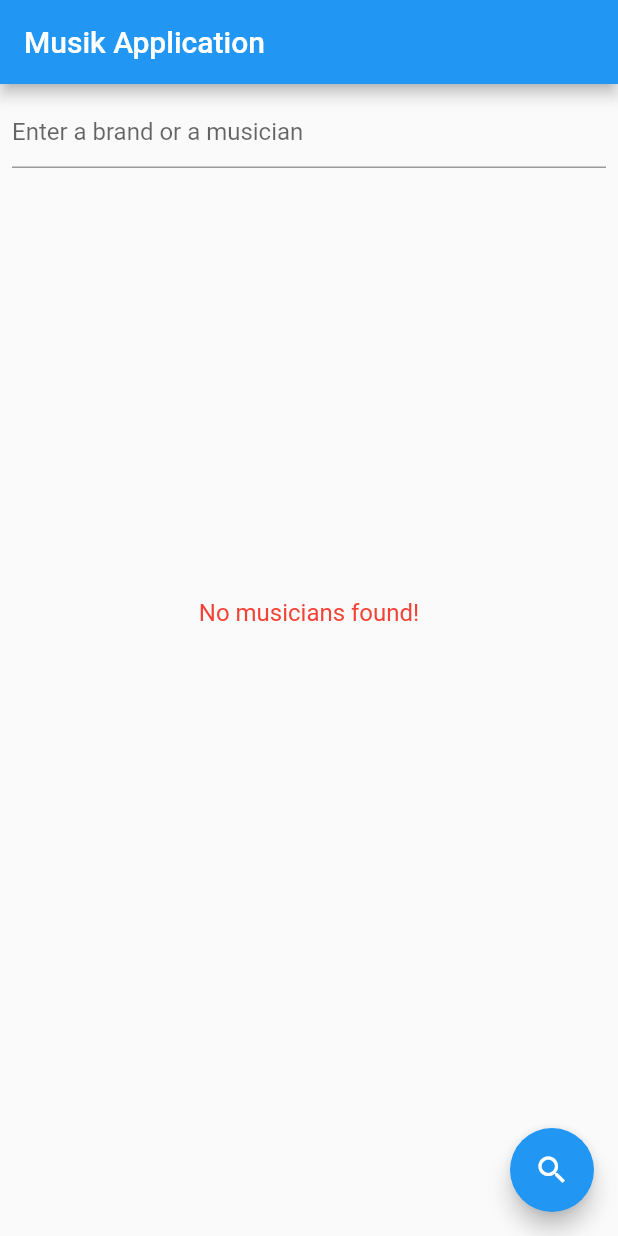
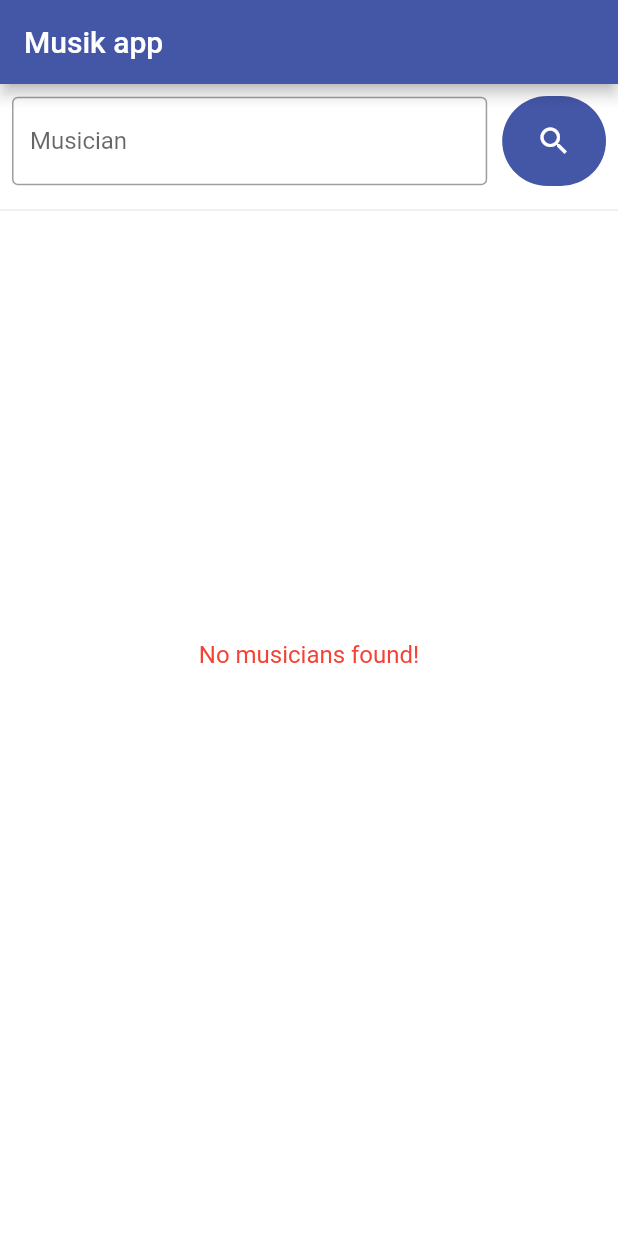
Before and after one commit to samuelm00/musik_app, a Flutter app: the screen it shows after launch, on a phone screen of 412 x 824 dp. Run offline on Flutter 3.47's test engine with Material 2 defaults, Android fonts, the phone set to English and light mode, and no system bars; our stand-ins replace flutter_spinkit.

Commit message:
code refactoring + inproved UX and UI

```diff
--- a/lib/Pages/HomePage.dart
+++ b/lib/Pages/HomePage.dart
@@ -16,6 +16,9 @@ class MyHomePage extends StatefulWidget {
 
 class _MyHomePageState extends State<MyHomePage> {
   String _userInput = "";
+  String _errorMassageFetching = "";
+  String _errorMassageTextField = "";
+  final errorTextField = TextEditingController();
   List<Musician> musicians = [];
   bool loading = false;
 
@@ -29,8 +32,14 @@ class _MyHomePageState extends State<MyHomePage> {
       loading = true;
     });
 
-    dynamic response =
-        json.decode(await fetchAlbum(_userInput).then((value) => value.body));
+    if (_userInput.length == 0)
+      setState(() {
+        _errorMassageTextField = "Can't be empty";
+      });
+    else {
+      try {
+        dynamic response = json
+            .decode(await fetchAlbum(_userInput).then((value) => value.body));
 
         if (response["artists"] != null) {
           List<Musician> list = [
@@ -50,30 +59,75 @@ class _MyHomePageState extends State<MyHomePage> {
           });
         }
         setState(() {
+          if (_errorMassageFetching.length > 0) _errorMassageFetching = "";
+          if (_errorMassageTextField.length > 0) _errorMassageTextField = "";
+        });
+      } catch (e) {
+        print(e);
+        setState(() {
+          _errorMassageFetching =
+              "An Error Occured while fetching data from the api!";
+        });
+      }
+    }
+    setState(() {
       loading = false;
     });
   }
 
   @override
   Widget build(BuildContext context) {
-    return Scaffold(
-      appBar: AppBar(
-        title: Text(widget.title),
-      ),
-      body: SingleChildScrollView(
+    return SingleChildScrollView(
       child: Center(
         child: Column(
           children: <Widget>[
             Padding(
               padding: const EdgeInsets.all(8.0),
-                child: TextField(
+              child: Row(
+                children: [
+                  Expanded(
+                    flex: 8,
+                    child: TextFormField(
                       onChanged: (String value) => setState(() {
                         _userInput = value;
                       }),
-                  decoration:
-                      InputDecoration(hintText: "Enter a brand or a musician"),
+                      controller: errorTextField,
+                      onFieldSubmitted: (value) => search(),
+                      decoration: InputDecoration(
+                        errorText: _errorMassageTextField.length > 0
+                            ? "Can't be empty"
+                            : null,
+                        hintText: "Enter a brand or a musician",
+                        border: OutlineInputBorder(),
+                        labelText: "Musician",
                       ),
                     ),
+                  ),
+                  Expanded(
+                    flex: 2,
+                    child: Container(
+                      height: 60,
+                      margin: EdgeInsets.fromLTRB(10, 0, 0, 0),
+                      decoration: BoxDecoration(
+                        color: Color.fromARGB(255, 68, 86, 166),
+                        borderRadius: BorderRadius.circular(50),
+                      ),
+                      child: InkWell(
+                        borderRadius: BorderRadius.circular(50),
+                        onTap: search,
+                        child: Container(
+                          child: Icon(
+                            Icons.search,
+                            color: Colors.white,
+                          ),
+                        ),
+                      ),
+                    ),
+                  )
+                ],
+              ),
+            ),
+            Divider(),
             loading
                 ? LoadingWave()
                 : musicians.length != 0
@@ -82,20 +136,16 @@ class _MyHomePageState extends State<MyHomePage> {
                         height: MediaQuery.of(context).size.height * 0.7,
                         child: Center(
                           child: Text(
-                              "No musicians found!",
+                            _errorMassageFetching.length > 0
+                                ? _errorMassageFetching
+                                : "No musicians found!",
                             style: TextStyle(color: Colors.red, fontSize: 16),
                           ),
                         ),
-                        )
+                      ),
           ],
         ),
       ),
-      ),
-      floatingActionButton: FloatingActionButton(
-        onPressed: search,
-        tooltip: "search",
-        child: Icon(Icons.search),
-      ), // This trailing comma makes auto-formatting nicer for build methods.
     );
   }
 }
--- a/lib/main.dart
+++ b/lib/main.dart
@@ -1,24 +1,51 @@
 import 'package:flutter/material.dart';
 import 'package:musikapp/Pages/DetailPage.dart';
+import 'package:musikapp/types/Colors.dart';
 import 'Pages/HomePage.dart';
 
 void main() {
   runApp(MyApp());
 }
 
+/**
+ *
+ *
+ */
 class MyApp extends StatelessWidget {
   @override
   Widget build(BuildContext context) {
     return MaterialApp(
       title: 'Flutter Demo',
       theme: ThemeData(
-        primarySwatch: Colors.blue,
+        primarySwatch: MaterialColor(0xFF4456A6, primarySwatch),
       ),
       routes: <String, WidgetBuilder>{
-        DetailPage.routeName: (BuildContext context) => DetailPage()
+        DetailPage.routeName: (BuildContext context) =>
+            ContentContainer(widget: DetailPage())
       },
-      home: MyHomePage(title: 'Musik Application'),
+      home: ContentContainer(widget: MyHomePage(title: 'Musik Application')),
       initialRoute: "/",
     );
   }
 }
+
+/**
+ *
+ *
+ */
+class ContentContainer extends StatelessWidget {
+  ContentContainer({this.widget});
+
+  final Widget widget;
+
+  @override
+  Widget build(BuildContext context) {
+    return Scaffold(
+      backgroundColor: Colors.white,
+      appBar: AppBar(
+        title: Text("Musik app"),
+      ),
+      body: widget,
+    );
+  }
+}
--- /dev/null
+++ b/lib/types/Colors.dart
@@ -0,0 +1,14 @@
+import 'package:flutter/material.dart';
+
+Map<int, Color> primarySwatch = {
+  50: Color.fromRGBO(54, 69, 143, .1),
+  100: Color.fromRGBO(54, 69, 143, .2),
+  200: Color.fromRGBO(54, 69, 143, .3),
+  300: Color.fromRGBO(54, 69, 143, .4),
+  400: Color.fromRGBO(54, 69, 143, .5),
+  500: Color.fromRGBO(54, 69, 143, .6),
+  600: Color.fromRGBO(54, 69, 143, .7),
+  700: Color.fromRGBO(54, 69, 143, .8),
+  800: Color.fromRGBO(54, 69, 143, .9),
+  900: Color.fromRGBO(54, 69, 143, 1),
+};
--- a/lib/widgets/LoadingWave.dart
+++ b/lib/widgets/LoadingWave.dart
@@ -8,7 +8,8 @@ class LoadingWave extends StatelessWidget {
       height: MediaQuery.of(context).size.height * 0.7,
       child: Center(
         child: SpinKitCircle(
-          color: Colors.lightBlue,
+          size: 80.0,
+          color: Color.fromARGB(255, 54, 69, 143),
         ),
       ),
     );
```
Also changed, not shown: lib/Pages/DetailPage.dart (+1 -6 lines), lib/widgets/MusicianList.dart (+42 -8 lines). Lines whose indentation alone changed are shown as unchanged.
